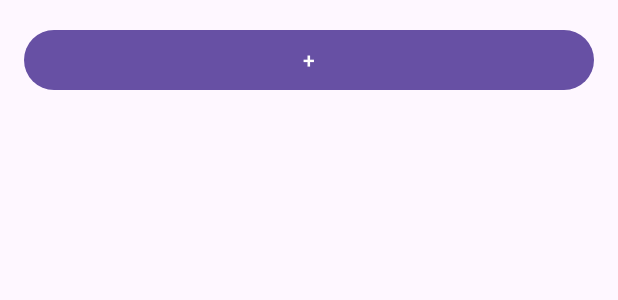
After one commit to taeunii/InTravel, an Android app: the layout activity_main_todolist.xml on its own in the app's theme, with its tools: preview values and no code run, on a phone screen of 412 x 824 dp. The commit adds this screen. Shown: the top 300 px of the screen. Run offline under Robolectric (Android 15) with nearby library versions, the phone set to English and light mode, and no system bars.

Commit message:
todolist

```diff
--- a/InTravel/app/src/main/java/com/example/intravel/adapter/TempAdapter.kt
+++ /dev/null
@@ -1,4 +0,0 @@
-package com.example.intravel.adapter
-
-class TempAdapter {
-}
--- a/InTravel/app/src/main/java/com/example/intravel/data/TempData.kt
+++ /dev/null
@@ -1,3 +0,0 @@
-package com.example.intravel.data
-
-data class TempData(val temp: String)
--- /dev/null
+++ b/InTravel/app/src/main/res/layout/activity_main_todolist.xml
@@ -0,0 +1,30 @@
+<?xml version="1.0" encoding="utf-8"?>
+<androidx.constraintlayout.widget.ConstraintLayout xmlns:android="http://schemas.android.com/apk/res/android"
+    xmlns:app="http://schemas.android.com/apk/res-auto"
+    xmlns:tools="http://schemas.android.com/tools"
+    android:id="@+id/main"
+    android:layout_width="match_parent"
+    android:layout_height="match_parent"
+    tools:context=".MainActivity_todolist">
+
+    <androidx.recyclerview.widget.RecyclerView
+        android:id="@+id/todoListRecyclerView"
+        android:layout_width="0dp"
+        android:layout_height="0dp"
+        app:layout_constraintEnd_toEndOf="parent"
+        app:layout_constraintStart_toStartOf="parent"
+        app:layout_constraintTop_toTopOf="parent" />
+
+    <Button
+        android:id="@+id/todoListBtnAdd"
+        android:layout_width="0dp"
+        android:layout_height="wrap_content"
+        android:layout_marginStart="16dp"
+        android:layout_marginTop="16dp"
+        android:layout_marginEnd="16dp"
+        android:text="+"
+        app:layout_constraintEnd_toEndOf="parent"
+        app:layout_constraintStart_toStartOf="parent"
+        app:layout_constraintTop_toBottomOf="@+id/todoListRecyclerView" />
+
+</androidx.constraintlayout.widget.ConstraintLayout>
--- a/InTravel/app/src/main/res/values/strings.xml
+++ b/InTravel/app/src/main/res/values/strings.xml
@@ -1,3 +1,5 @@
 <resources>
-  <string name="app_name">InTravel</string>
+    <string name="app_name">InTravel</string>
+    <!-- TODO: Remove or change this placeholder text -->
+    <string name="hello_blank_fragment">Hello blank fragment</string>
 </resources>
```
Also changed, not shown: InTravel/app/src/main/AndroidManifest.xml (+12 -3 lines), InTravel/app/src/main/java/com/example/intravel/MainActivity_todolist.kt (added, +36 -0 lines), InTravel/app/src/main/java/com/example/intravel/MemoFragment.kt (added, +61 -0 lines), InTravel/app/src/main/java/com/example/intravel/Menu3Fragment.kt (added, +61 -0 lines), InTravel/app/src/main/java/com/example/intravel/adapter/TodoListAdapter.kt (added, +30 -0 lines), InTravel/app/src/main/java/com/example/intravel/client/TempClient.kt (+5 -7 lines), InTravel/app/src/main/java/com/example/intravel/data/Memo.kt (added, +7 -0 lines), InTravel/app/src/main/java/com/example/intravel/data/TodoList.kt (added, +11 -0 lines), InTravel/app/src/main/res/layout/fragment_memo.xml (added, +35 -0 lines), InTravel/app/src/main/res/layout/fragment_menu3.xml (added, +14 -0 lines), InTravel/app/src/main/res/layout/item_todolist.xml (added, +51 -0 lines), InTravel/app/src/main/java/com/example/intravel/MainActivity.kt (indentation only), InTravel/app/src/main/res/drawable/delete.png (added), InTravel/app/src/main/res/drawable/star_filled.png (added), 2 more files.
